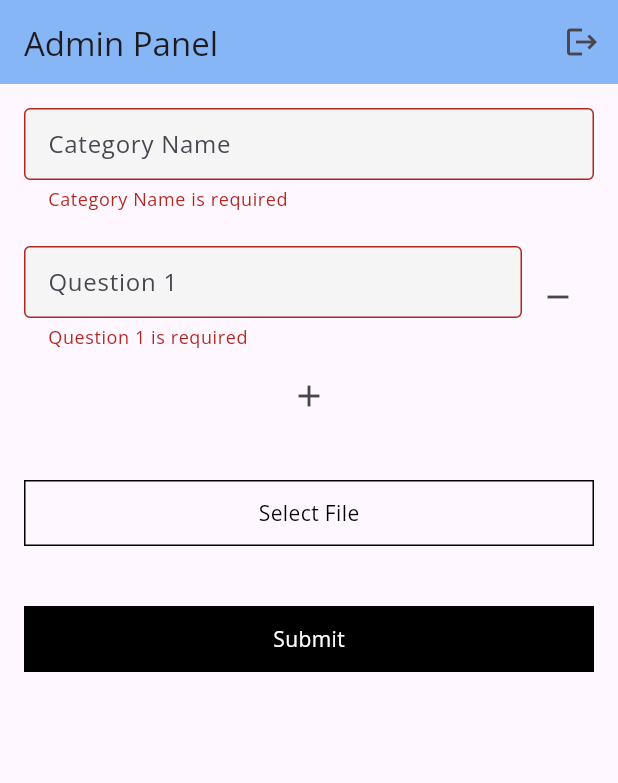
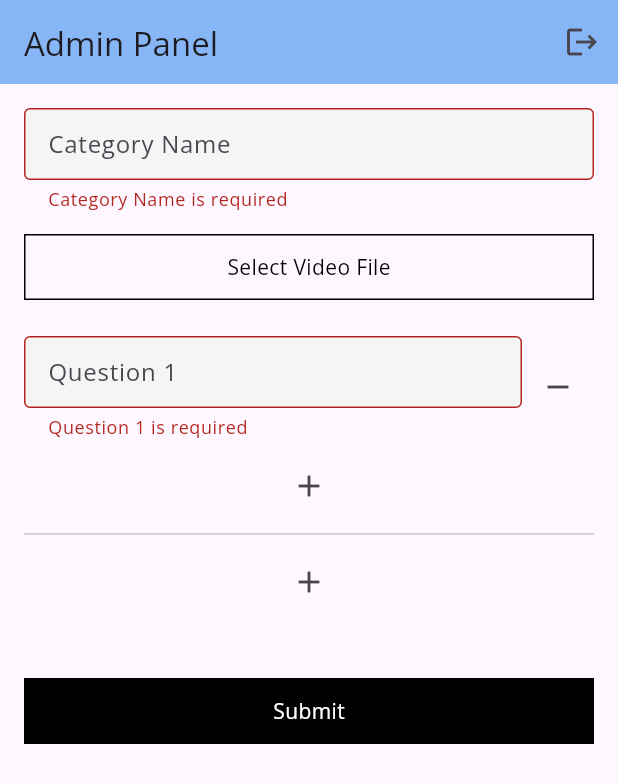
Before and after one commit to hitesh-yadav2801/view_point, a Flutter app: the AdminPanelScreen screen opened directly, after a tap on the "remove" icon, after a tap on the "add" icon, after a tap on "Submit", on a phone screen of 412 x 824 dp. Shown: the top 783 px of the screen. Run offline on Flutter 3.47's test engine with Material 3 defaults, Android fonts, the phone set to English and light mode, and no system bars; our stand-ins replace cloud_firestore, file_picker, firebase_auth, firebase_core, firebase_storage, flutter_bloc and 2 more; missing offline and left inert: video_360; accounts and stored records are empty; project files that could hold a hidden picture were left out.

Commit message:
multiple video option added

```diff
--- a/lib/blocs/category_bloc/category_bloc.dart
+++ b/lib/blocs/category_bloc/category_bloc.dart
@@ -28,7 +28,7 @@ class CategoryBloc extends Bloc<CategoryEvent, CategoryState> {
 
   void _onCategoryAddEvent(CategoryAddEvent event, Emitter<CategoryState> emit) async {
     try {
-      await FirebaseServices.postCategories(categoryModel: event.categoryModel, file: event.file);
+      await FirebaseServices.postCategories(categoryModel: event.categoryModel, files: event.files);
       emit(CategoryAddSuccessState());
     } catch (e) {
       emit(CategoryErrorState(e.toString()));
--- a/lib/blocs/category_bloc/category_event.dart
+++ b/lib/blocs/category_bloc/category_event.dart
@@ -9,7 +9,7 @@ final class CategoryLoadEvent extends CategoryEvent {}
 
 final class CategoryAddEvent extends CategoryEvent {
   final CategoryModel categoryModel;
-  final File file;
+  final List<File> files;
 
-  CategoryAddEvent({required this.categoryModel, required this.file});
+  CategoryAddEvent({required this.categoryModel, required this.files});
 }
--- a/lib/data/models/category_model.dart
+++ b/lib/data/models/category_model.dart
@@ -1,42 +1,91 @@
 import 'package:cloud_firestore/cloud_firestore.dart';
+
+class Video {
+  final String videoUrl;
+  final List<String> questions;
+
+  Video({
+    required this.videoUrl,
+    required this.questions,
+  });
+
+  factory Video.fromJson(Map<String, dynamic> json) {
+    try {
+      return Video(
+        videoUrl: json['video_url'] ?? '',
+        questions: List<String>.from(json['questions'] ?? []),
+      );
+    } catch (e) {
+      // Log the error or handle it as needed
+      throw FormatException('Error parsing Video from JSON', e);
+    }
+  }
+
+  Map<String, dynamic> toMap() {
+    return {
+      'video_url': videoUrl,
+      'questions': questions,
+    };
+  }
+
+  Video copyWith({
+    String? videoUrl,
+    List<String>? questions,
+  }) {
+    return Video(
+      videoUrl: videoUrl ?? this.videoUrl,
+      questions: questions ?? this.questions,
+    );
+  }
+}
 
 class CategoryModel {
   final String categoryName;
-  final List<String> questions;
-  final String videoUrl;
+  final List<Video> videos;
   final DocumentReference? documentReference;
 
   CategoryModel({
     required this.categoryName,
-    required this.questions,
-    required this.videoUrl,
+    required this.videos,
     this.documentReference,
   });
 
   factory CategoryModel.fromFireStore(DocumentSnapshot snapshot) {
+    try {
       final data = snapshot.data() as Map<String, dynamic>;
       return CategoryModel.fromJson(data, snapshot.reference);
+    } catch (e) {
+      // Log the error or handle it as needed
+      throw FormatException('Error parsing CategoryModel from Firestore', e);
+    }
   }
 
   factory CategoryModel.fromJson(Map<String, dynamic> json, DocumentReference documentReference) {
+    try {
+      var videosFromJson = json['videos'] as List<dynamic>? ?? [];
+      List<Video> videoList = videosFromJson
+          .map((videoJson) => Video.fromJson(videoJson as Map<String, dynamic>))
+          .toList();
+
       return CategoryModel(
         categoryName: json['category_name'] ?? '',
-      questions: List<String>.from(json['questions']),
-      videoUrl: json['video_url'] ?? '',
+        videos: videoList,
         documentReference: documentReference,
       );
+    } catch (e) {
+      // Log the error or handle it as needed
+      throw FormatException('Error parsing CategoryModel from JSON', e);
+    }
   }
 
   CategoryModel copyWith({
     String? categoryName,
-    List<String>? questions,
-    String? videoUrl,
+    List<Video>? videos,
     DocumentReference? documentReference,
   }) {
     return CategoryModel(
       categoryName: categoryName ?? this.categoryName,
-      questions: questions ?? this.questions,
-      videoUrl: videoUrl ?? this.videoUrl,
+      videos: videos ?? this.videos,
       documentReference: documentReference ?? this.documentReference,
     );
   }
@@ -44,9 +93,58 @@ class CategoryModel {
   Map<String, dynamic> toMap() {
     return {
       'category_name': categoryName,
-      'questions': questions,
-      'video_url': videoUrl,
-      // 'document_reference': documentReference,
+      'videos': videos.map((video) => video.toMap()).toList(),
     };
   }
 }
+
+// class CategoryModel {
+//   final String categoryName;
+//   final List<String> questions;
+//   final String videoUrl;
+//   final DocumentReference? documentReference;
+//
+//   CategoryModel({
+//     required this.categoryName,
+//     required this.questions,
+//     required this.videoUrl,
+//     this.documentReference,
+//   });
+//
+//   factory CategoryModel.fromFireStore(DocumentSnapshot snapshot) {
+//     final data = snapshot.data() as Map<String, dynamic>;
+//     return CategoryModel.fromJson(data, snapshot.reference);
+//   }
+//
+//   factory CategoryModel.fromJson(Map<String, dynamic> json, DocumentReference documentReference) {
+//     return CategoryModel(
+//       categoryName: json['category_name'] ?? '',
+//       questions: List<String>.from(json['questions']),
+//       videoUrl: json['video_url'] ?? '',
+//       documentReference: documentReference,
+//     );
+//   }
+//
+//   CategoryModel copyWith({
+//     String? categoryName,
+//     List<String>? questions,
+//     String? videoUrl,
+//     DocumentReference? documentReference,
+//   }) {
+//     return CategoryModel(
+//       categoryName: categoryName ?? this.categoryName,
+//       questions: questions ?? this.questions,
+//       videoUrl: videoUrl ?? this.videoUrl,
+//       documentReference: documentReference ?? this.documentReference,
+//     );
+//   }
+//
+//   Map<String, dynamic> toMap() {
+//     return {
+//       'category_name': categoryName,
+//       'questions': questions,
+//       'video_url': videoUrl,
+//       // 'document_reference': documentReference,
+//     };
+//   }
+// }
--- a/lib/data/services/firebase_services.dart
+++ b/lib/data/services/firebase_services.dart
@@ -6,12 +6,19 @@ import 'package:view_point/data/models/response_model.dart';
 import 'package:firebase_storage/firebase_storage.dart';
 
 class FirebaseServices {
-  static Future<void> postCategories(
-      {required CategoryModel categoryModel, required File file}) async {
+  static Future<void> postCategories({
+    required CategoryModel categoryModel,
+    required List<File> files,
+  }) async {
     try {
+      List<Video> updatedVideos = [];
+
+      for (int i = 0; i < files.length; i++) {
+        File file = files[i];
+
         Reference storageReference = FirebaseStorage.instance
             .ref()
-          .child('videos/${DateTime.now().millisecondsSinceEpoch}');
+            .child('videos/${DateTime.now().millisecondsSinceEpoch}_$i');
         UploadTask uploadTask = storageReference.putFile(file);
 
         TaskSnapshot taskSnapshot =
@@ -20,10 +27,12 @@ class FirebaseServices {
         });
 
         String downloadURL = await taskSnapshot.ref.getDownloadURL();
-      //String downloadURL = 'https://flutter.github.io/assets-for-api-docs/assets/videos/bee.mp4';
 
-      CategoryModel updatedCategoryModel =
-          categoryModel.copyWith(videoUrl: downloadURL);
+        Video updatedVideo = categoryModel.videos[i].copyWith(videoUrl: downloadURL);
+        updatedVideos.add(updatedVideo);
+      }
+
+      CategoryModel updatedCategoryModel = categoryModel.copyWith(videos: updatedVideos);
 
       await FirebaseFirestore.instance
           .collection('categories')
@@ -32,6 +41,7 @@ class FirebaseServices {
       rethrow;
     }
   }
+
 
   static Future<List<CategoryModel>> getCategories() async {
     try {
--- a/lib/ui/screens/admin_panel_screen.dart
+++ b/lib/ui/screens/admin_panel_screen.dart
@@ -20,50 +20,59 @@ class AdminPanelScreen extends StatefulWidget {
 class _AdminPanelScreenState extends State<AdminPanelScreen> {
   final _formKey = GlobalKey<FormState>();
   final TextEditingController _categoryNameController = TextEditingController();
-  final List<TextEditingController> _questionControllers = [
-    TextEditingController()
-  ];
-
-  File? _selectedFile;
-
-  Future<void> _selectFile() async {
-    FilePickerResult? result = await FilePicker.platform.pickFiles();
-
-    if (result != null) {
-      setState(() {
-        _selectedFile = File(result.files.single.path!);
-      });
-    } else {
-      ScaffoldMessenger.of(context)
-          .showSnackBar(const SnackBar(content: Text('No file selected')));
-    }
-  }
+  final List<VideoInput> _videoInputs = [VideoInput(onRemove: null)];
 
   @override
   void dispose() {
     _categoryNameController.dispose();
-    for (var controller in _questionControllers) {
-      controller.dispose();
+    for (var videoInput in _videoInputs) {
+      videoInput.dispose();
     }
     super.dispose();
   }
 
+  void _removeVideoInput(VideoInput videoInput) {
+    setState(() {
+      _videoInputs.remove(videoInput);
+    });
+  }
+  bool _validateInputs() {
+    if (_categoryNameController.text.isEmpty) {
+      ScaffoldMessenger.of(context)
+          .showSnackBar(const SnackBar(content: Text('Category Name cannot be empty')));
+      return false;
+    }
+
+    for (var videoInput in _videoInputs) {
+      if (videoInput.selectedFile == null) {
+        ScaffoldMessenger.of(context)
+            .showSnackBar(const SnackBar(content: Text('Please select a video file for each video input')));
+        return false;
+      }
+      for (var controller in videoInput.questionControllers) {
+        if (controller.text.isEmpty) {
+          ScaffoldMessenger.of(context)
+              .showSnackBar(const SnackBar(content: Text('Questions cannot be empty')));
+          return false;
+        }
+      }
+    }
+
+    return true;
+  }
 
   @override
   Widget build(BuildContext context) {
     return Scaffold(
       appBar: AppBar(
-        backgroundColor: Theme
-            .of(context)
-            .primaryColor,
+        backgroundColor: Theme.of(context).primaryColor,
         title: const Text('Admin Panel'),
         actions: [
           BlocConsumer<LoginBloc, LoginState>(
             listener: (context, state) {
               if (state is LogoutSuccessStateLogin) {
                 Navigator.of(context).pushAndRemoveUntil(
-                  MaterialPageRoute(
-                      builder: (context) => const OnboardingScreen()),
+                  MaterialPageRoute(builder: (context) => const OnboardingScreen()),
                       (route) => false,
                 );
               } else if (state is LoginScreenErrorState) {
@@ -84,22 +93,20 @@ class _AdminPanelScreenState extends State<AdminPanelScreen> {
       ),
       body: BlocConsumer<CategoryBloc, CategoryState>(
         listener: (context, state) {
-          if(state is CategoryAddSuccessState) {
+          if (state is CategoryAddSuccessState) {
             _categoryNameController.clear();
-            for (var controller in _questionControllers) {
-              controller.clear();
-            }
-            _questionControllers.removeRange(1, _questionControllers.length);
             setState(() {
-              _selectedFile = null;
+              _videoInputs.clear();
+              _videoInputs.add(VideoInput(onRemove: null));
             });
-            ScaffoldMessenger.of(context).showSnackBar(const SnackBar(content: Text('Category added successfully!')));
-          } else if(state is CategoryErrorState){
+            ScaffoldMessenger.of(context)
+                .showSnackBar(const SnackBar(content: Text('Category added successfully!')));
+          } else if (state is CategoryErrorState) {
             ScaffoldMessenger.of(context).showSnackBar(SnackBar(content: Text(state.message)));
           }
         },
         builder: (context, state) {
-          if(state is CategoryLoadingState) {
+          if (state is CategoryLoadingState) {
             return const Center(child: CircularProgressIndicator());
           }
           return SafeArea(
@@ -118,72 +125,44 @@ class _AdminPanelScreenState extends State<AdminPanelScreen> {
                       const SizedBox(height: 16),
                       ListView.builder(
                         shrinkWrap: true,
-                        itemCount: _questionControllers.length,
+                        itemCount: _videoInputs.length,
                         itemBuilder: (context, index) {
-                          return Row(
-                            children: [
-                              Expanded(
-                                child: Padding(
-                                  padding:
-                                  const EdgeInsets.symmetric(vertical: 8.0),
-                                  child: CustomTextField(
-                                    controller: _questionControllers[index],
-                                    hintText: 'Question ${index + 1}',
-                                  ),
-                                ),
-                              ),
-                              IconButton(
-                                icon: const Icon(Icons.remove),
-                                onPressed: () {
-                                  setState(() {
-                                    _questionControllers.removeAt(index);
-                                  });
-                                },
-                              ),
-                            ],
-                          );
+                          return _videoInputs[index];
                         },
                       ),
                       IconButton(
                         icon: const Icon(Icons.add),
                         onPressed: () {
                           setState(() {
-                            _questionControllers.add(TextEditingController());
+                            _videoInputs.add(VideoInput(onRemove: _removeVideoInput));
                           });
                         },
-                      ),
-                      const SizedBox(height: 16),
-                      if(_selectedFile != null)
-                        Container(
-                          color: Colors.blue.shade50,
-                          child: Text(_selectedFile!.path),
-                        ),
-                      const SizedBox(height: 16),
-                      Row(
-                        mainAxisAlignment: MainAxisAlignment.spaceEvenly,
-                        children: [
-                          Expanded(
-                            child: CustomButton(
-                              onPressed: _selectFile,
-                              title: 'Select File',
-                              color: Colors.transparent,
-                              textColor: Colors.black,
-                            ),
-                          ),
-                        ],
                       ),
                       const SizedBox(height: 40),
                       CustomButton(
                         title: 'Submit',
                         onPressed: () {
-                          if (_formKey.currentState!.validate() && _selectedFile != null && _questionControllers.isNotEmpty) {
+                          if (_formKey.currentState!.validate() && _validateInputs() ) {
+                            List<Video> videos = _videoInputs.map((videoInput) {
+                              return Video(
+                                videoUrl: '', // Empty string for videoUrl
+                                questions: videoInput.questionControllers.map((controller) => controller.text).toList(),
+                              );
+                            }).toList();
+
+                            List<File> videoFiles = _videoInputs.map((videoInput) {
+                              return videoInput.selectedFile!;
+                            }).toList();
+
                             CategoryModel categoryModel = CategoryModel(
                               categoryName: _categoryNameController.text,
-                              questions: _questionControllers.map((controller) => controller.text).toList(),
-                              videoUrl: '',
-                              //documentReference: FirebaseFirestore.instance.collection('categories').doc(),
+                              videos: videos,
                             );
-                            context.read<CategoryBloc>().add(CategoryAddEvent(categoryModel: categoryModel, file: _selectedFile!));
+
+                            context.read<CategoryBloc>().add(CategoryAddEvent(
+                              categoryModel: categoryModel,
+                              files: videoFiles,
+                            ));
                           }
                         },
                       ),
@@ -198,3 +177,102 @@ class _AdminPanelScreenState extends State<AdminPanelScreen> {
     );
   }
 }
+
+class VideoInput extends StatefulWidget {
+  final List<TextEditingController> questionControllers = [TextEditingController()];
+  final Function(VideoInput)? onRemove;
+
+  File? selectedFile;
+
+  VideoInput({super.key, this.onRemove});
+
+  @override
+  _VideoInputState createState() => _VideoInputState();
+
+  void dispose() {
+    for (var controller in questionControllers) {
+      controller.dispose();
+    }
+  }
+}
+
+class _VideoInputState extends State<VideoInput> {
+  Future<void> _selectFile() async {
+    FilePickerResult? result = await FilePicker.platform.pickFiles(type: FileType.video);
+
+    if (result != null) {
+      setState(() {
+        widget.selectedFile = File(result.files.single.path!);
+      });
+    } else {
+      ScaffoldMessenger.of(context)
+          .showSnackBar(const SnackBar(content: Text('No file selected')));
+    }
+  }
+
+  @override
+  Widget build(BuildContext context) {
+    return Column(
+      children: [
+        if (widget.onRemove != null)
+          Align(
+            alignment: Alignment.topRight,
+            child: IconButton(
+              icon: const Icon(Icons.remove_circle),
+              onPressed: () {
+                widget.onRemove!(widget);
+              },
+            ),
+          ),
+        if (widget.selectedFile != null)
+          Container(
+            color: Colors.blue.shade50,
+            child: Text(widget.selectedFile!.path),
+          ),
+        CustomButton(
+          onPressed: _selectFile,
+          title: 'Select Video File',
+          color: Colors.transparent,
+          textColor: Colors.black,
+        ),
+        const SizedBox(height: 16),
+        ListView.builder(
+          shrinkWrap: true,
+          itemCount: widget.questionControllers.length,
+          itemBuilder: (context, index) {
+            return Row(
+              children: [
+                Expanded(
+                  child: Padding(
+                    padding: const EdgeInsets.symmetric(vertical: 8.0),
+                    child: CustomTextField(
+                      controller: widget.questionControllers[index],
+                      hintText: 'Question ${index + 1}',
+                    ),
+                  ),
+                ),
+                IconButton(
+                  icon: const Icon(Icons.remove),
+                  onPressed: () {
+                    setState(() {
+                      widget.questionControllers.removeAt(index);
+                    });
+                  },
+                ),
+              ],
+            );
+          },
+        ),
+        IconButton(
+          icon: const Icon(Icons.add),
+          onPressed: () {
+            setState(() {
+              widget.questionControllers.add(TextEditingController());
+            });
+          },
+        ),
+        const Divider(thickness: 1),
+      ],
+    );
+  }
+}
--- a/lib/ui/screens/view_360.dart
+++ b/lib/ui/screens/view_360.dart
@@ -51,7 +51,7 @@ class _View360State extends State<View360> {
 
   @override
   void initState() {
-    videoUrl = widget.categoryModel.videoUrl;
+    //videoUrl = widget.categoryModel.videoUrl;
     super.initState();
   }
 
```
Also changed, not shown: lib/data/models/response_model.dart (+44 -4 lines), lib/ui/screens/feedback_screen.dart (+54 -54 lines). Lines whose indentation alone changed are shown as unchanged.
